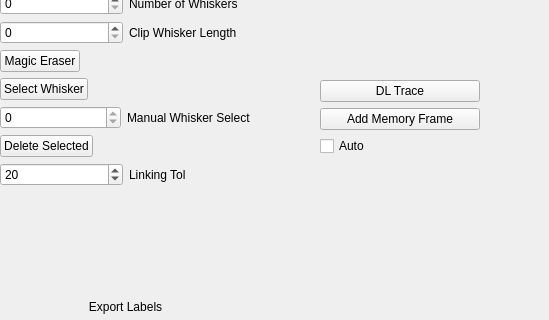
The window that src/WhiskerToolbox/Whisker_Widget/Whisker_Widget.ui (paulmthompson/WhiskerToolbox) describes before a commit, drawn with Qt 5; both pictures show x 0 to 549 and y 189 to 509 of the 549 by 651 pixel window.
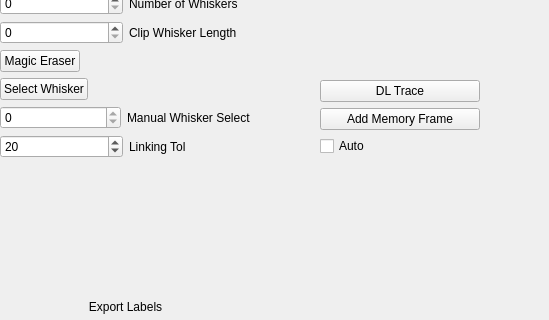
The same window after the commit.

Commit message: remove delete button from whisker widget

Patch:
```diff
--- a/src/WhiskerToolbox/Whisker_Widget/Whisker_Widget.ui
+++ b/src/WhiskerToolbox/Whisker_Widget/Whisker_Widget.ui
@@ -380,30 +380,6 @@
        </item>
       </layout>
      </item>
-     <item>
-      <layout class="QHBoxLayout" name="horizontalLayout_14">
-       <item>
-        <widget class="QPushButton" name="delete_whisker_button">
-         <property name="text">
-          <string>Delete Selected</string>
-         </property>
-        </widget>
-       </item>
-       <item>
-        <spacer name="horizontalSpacer_4">
-         <property name="orientation">
-          <enum>Qt::Orientation::Horizontal</enum>
-         </property>
-         <property name="sizeHint" stdset="0">
-          <size>
-           <width>40</width>
-           <height>20</height>
-          </size>
-         </property>
-        </spacer>
-       </item>
-      </layout>
-     </item>
      <item>
       <layout class="QHBoxLayout" name="horizontalLayout_16">
        <item>
```
Left out of the diff: 1 changed line with no effect on the pictures. The commit also changes 2 other files.
